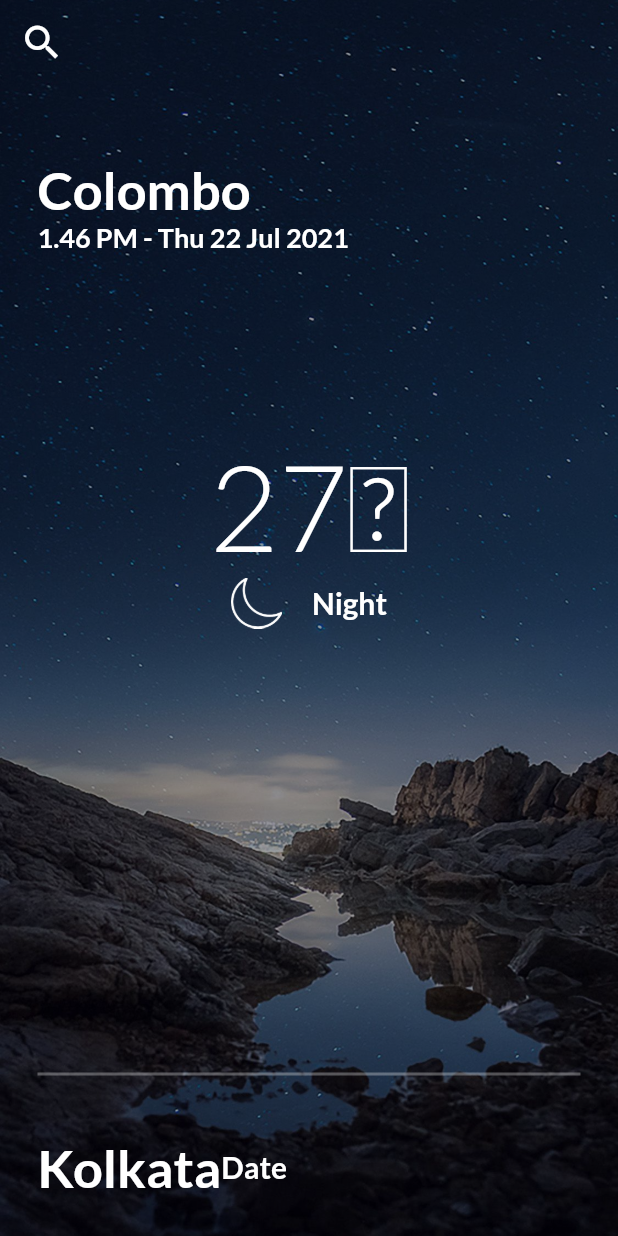
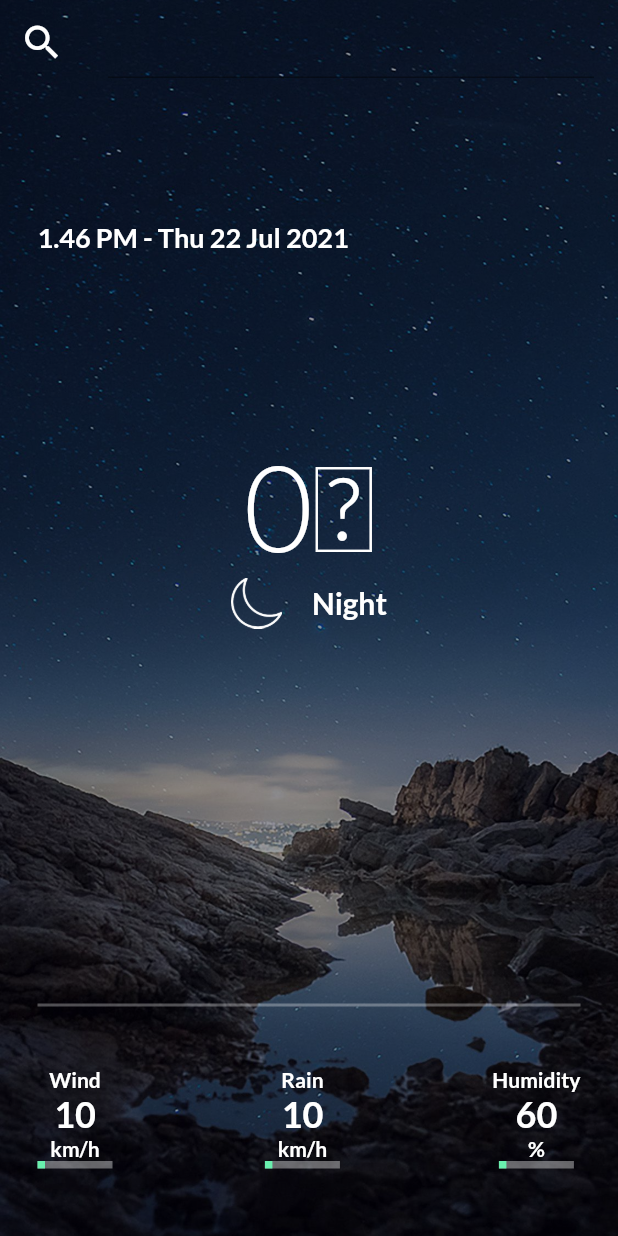
Before and after one commit to avishka-deshan/Clitell-Weather-App-Flutter-V1, a Flutter app: the screen it shows after launch, after a tap on the "search" icon, on a phone screen of 412 x 824 dp. Run offline on Flutter 3.47's test engine with Material 2 defaults, Android fonts, the phone set to English and light mode, and no system bars; our stand-ins replace google_fonts; network calls fail; project files that could hold a hidden picture were left out.

Commit message:
functionality + UI update

```diff
--- /dev/null
+++ b/weather_app/lib/data_management.dart
@@ -0,0 +1,25 @@
+import 'dart:convert';
+
+import 'package:http/http.dart' as http;
+import 'package:weather_app/weather_response.dart';
+
+class DataManagement {
+  Future<CityResponse> getWeather(String city) async {
+    //api.openweathermap.org/data/2.5/weather?q={city name}&appid={API key}
+
+    final queryParameters = {
+      'q': city,
+      'appid': '8f33a655c7e0a04c484d6e589c4c6637'
+    };
+
+    final uri = Uri.https(
+        'api.openweathermap.org', '/data/2.5/weather', queryParameters);
+
+    print(uri);
+
+    final response = await http.get(uri);
+    print(response.body);
+    final json = jsonDecode(response.body);
+    return CityResponse.fromJson(json);
+  }
+}
--- a/weather_app/lib/screens/weather_page.dart
+++ b/weather_app/lib/screens/weather_page.dart
@@ -1,6 +1,8 @@
 import 'package:flutter/cupertino.dart';
 import 'package:flutter/material.dart';
-import 'package:google_fonts/google_fonts.dart';
+import 'package:weather_app/data_management.dart';
+import 'package:weather_app/weather_response.dart';
+import 'package:weather_app/widgets/weather_widget.dart';
 
 class WeatherPage extends StatefulWidget {
   @override
@@ -8,17 +10,34 @@ class WeatherPage extends StatefulWidget {
 }
 
 class _WeatherPageState extends State<WeatherPage> {
+  String bgImage = '';
+  bool typing = false;
+  String searchText = 'Colombo';
+  String cityName = '';
+  int temperature = 0;
+
   @override
   Widget build(BuildContext context) {
     return Scaffold(
+      resizeToAvoidBottomInset: false,
       extendBodyBehindAppBar: true,
       appBar: AppBar(
         backgroundColor: Colors.transparent,
         elevation: 0,
+        title: TextField(
+          style: TextStyle(color: Colors.white),
+          onChanged: (value) {
+            setState(() {
+              searchText = value;
+            });
+          },
+        ),
         leading: IconButton(
           icon: Icon(Icons.search),
           iconSize: 30,
-          onPressed: () {},
+          onPressed: () {
+            search(searchText);
+          },
         ),
       ),
       body: Container(
@@ -33,112 +52,21 @@ class _WeatherPageState extends State<WeatherPage> {
             Container(
               decoration: BoxDecoration(color: Colors.black38),
             ),
-            Container(
-                padding: EdgeInsets.all(25),
-                child: Column(
-                  crossAxisAlignment: CrossAxisAlignment.start,
-                  mainAxisAlignment: MainAxisAlignment.spaceBetween,
-                  children: [
-                    Expanded(
-                      child: Column(
-                        crossAxisAlignment: CrossAxisAlignment.start,
-                        children: [
-                          Column(
-                            crossAxisAlignment: CrossAxisAlignment.start,
-                            children: [
-                              SizedBox(
-                                height: 80,
-                              ),
-                              Text(
-                                "Colombo",
-                                style: GoogleFonts.lato(
-                                  fontSize: 35,
-                                  fontWeight: FontWeight.bold,
-                                  color: Colors.white,
-                                ),
-                              ),
-                              Text("1.46 PM - Thu 22 Jul 2021",
-                                  style: GoogleFonts.lato(
-                                    fontSize: 18,
-                                    fontWeight: FontWeight.bold,
-                                    color: Colors.white,
-                                  )),
-                            ],
-                          ),
-                          SizedBox(height: 120,),
-                          Column(
-                            crossAxisAlignment: CrossAxisAlignment.center,
-                            children: [
-                              Text(
-                                "27\u2103",
-                                style: GoogleFonts.lato(
-                                  fontSize: 80,
-                                  fontWeight: FontWeight.w300,
-                                  color: Colors.white,
-                                ),
-                              ),
-                              Row(
-                                mainAxisAlignment: MainAxisAlignment.center,
-                                children: [
-                                  Image.asset(
-                                      "assets/images/moon.png",
-                                    width: 34,
-                                    height: 34,
-                                    color: Colors.white,
-                                  ),
-                                  SizedBox(width: 20,),
-                                  Text("Night",
-                                      style: GoogleFonts.lato(
-                                        fontSize: 20,
-                                        fontWeight: FontWeight.bold,
-                                        color: Colors.white,
-                                      )),
-                                ],
-                              ),
-                            ],
-                          )
-
-                        ],
-                      ),
-                    ),
-                    Column(
-                      crossAxisAlignment: CrossAxisAlignment.start,
-                      children: [
-                        Container(
-                          margin: EdgeInsets.symmetric(vertical: 40),
-                          decoration: BoxDecoration(
-                            border: Border.all(
-                              color: Colors.white30,
-                            )
-                          ),
-                        ),
-                        Row(
-                          children: [
-                            Text(
-                              "Kolkata",
-                              style: GoogleFonts.lato(
-                                fontSize: 35,
-                                fontWeight: FontWeight.bold,
-                                color: Colors.white,
-                              ),
-                            ),
-                            Text("Date",
-                                style: GoogleFonts.lato(
-                                  fontSize: 20,
-                                  fontWeight: FontWeight.bold,
-                                  color: Colors.white,
-                                )),
-                          ],
-                        )
-                      ],
-                    )
-                  ],
-                ),
-            )
+            WeatherWidget(cityName, temperature),
           ],
         ),
       ),
     );
+  }
+
+  void search(String searchText) async {
+    CityResponse cityResponse;
+    final response = await DataManagement().getWeather(searchText);
+    setState(() {
+      cityResponse = response;
+      cityName = cityResponse.cityName;
+      temperature = cityResponse.temperature.temperature;
+    });
   }
 }
 
--- /dev/null
+++ b/weather_app/lib/weather_response.dart
@@ -0,0 +1,31 @@
+import 'dart:convert';
+
+import 'package:flutter/foundation.dart';
+
+class CityResponse {
+  final String cityName;
+  final TempResponse temperature;
+
+  CityResponse(this.cityName, this.temperature);
+
+  factory CityResponse.fromJson(Map<String, dynamic> json) {
+    final cityName = json['name'];
+    final tempJson = json['main'];
+    final temperature = TempResponse.fromJson(tempJson);
+    print(cityName);
+    return CityResponse(cityName, temperature);
+  }
+}
+
+class TempResponse {
+  final int temperature;
+
+  TempResponse(this.temperature);
+
+  factory TempResponse.fromJson(Map<String, dynamic> json) {
+    final double kTemperature = json['temp'];
+    final int temperature = kTemperature.toInt() - 273;
+    print(temperature);
+    return TempResponse(temperature);
+  }
+}
--- /dev/null
+++ b/weather_app/lib/widgets/weather_widget.dart
@@ -0,0 +1,227 @@
+import 'package:flutter/material.dart';
+import 'package:google_fonts/google_fonts.dart';
+import 'package:weather_app/screens/weather_page.dart';
+import 'package:weather_app/weather_response.dart';
+import '../data_management.dart';
+
+class WeatherWidget extends StatelessWidget {
+  String cityName = "";
+  int temperature = 0;
+
+  WeatherWidget(String cityName, int temp) {
+    this.cityName = cityName;
+    this.temperature = temp;
+  }
+
+  @override
+  Widget build(BuildContext context) {
+    return Container(
+      padding: EdgeInsets.all(25),
+      child: Column(
+        crossAxisAlignment: CrossAxisAlignment.start,
+        mainAxisAlignment: MainAxisAlignment.spaceBetween,
+        children: [
+          Expanded(
+            child: Column(
+              crossAxisAlignment: CrossAxisAlignment.start,
+              children: [
+                Column(
+                  crossAxisAlignment: CrossAxisAlignment.start,
+                  children: [
+                    SizedBox(
+                      height: 80,
+                    ),
+                    Text(
+                      cityName,
+                      style: GoogleFonts.lato(
+                        fontSize: 35,
+                        fontWeight: FontWeight.bold,
+                        color: Colors.white,
+                      ),
+                    ),
+                    Text("1.46 PM - Thu 22 Jul 2021",
+                        style: GoogleFonts.lato(
+                          fontSize: 18,
+                          fontWeight: FontWeight.bold,
+                          color: Colors.white,
+                        )),
+                  ],
+                ),
+                SizedBox(
+                  height: 120,
+                ),
+                Column(
+                  crossAxisAlignment: CrossAxisAlignment.center,
+                  children: [
+                    Text(
+                      temperature.toString() + "\u2103",
+                      style: GoogleFonts.lato(
+                        fontSize: 80,
+                        fontWeight: FontWeight.w300,
+                        color: Colors.white,
+                      ),
+                    ),
+                    Row(
+                      mainAxisAlignment: MainAxisAlignment.center,
+                      children: [
+                        Image.asset(
+                          "assets/images/moon.png",
+                          width: 34,
+                          height: 34,
+                          color: Colors.white,
+                        ),
+                        SizedBox(
+                          width: 20,
+                        ),
+                        Text("Night",
+                            style: GoogleFonts.lato(
+                              fontSize: 20,
+                              fontWeight: FontWeight.bold,
+                              color: Colors.white,
+                            )),
+                      ],
+                    ),
+                  ],
+                )
+              ],
+            ),
+          ),
+          Column(
+            crossAxisAlignment: CrossAxisAlignment.start,
+            children: [
+              Container(
+                margin: EdgeInsets.symmetric(vertical: 40),
+                decoration: BoxDecoration(
+                    border: Border.all(
+                  color: Colors.white30,
+                )),
+              ),
+              Padding(
+                padding: const EdgeInsets.fromLTRB(0, 0, 0, 20),
+                child: Row(
+                  mainAxisAlignment: MainAxisAlignment.spaceBetween,
+                  children: [
+                    Column(
+                      children: [
+                        Text(
+                          "Wind",
+                          style: GoogleFonts.lato(
+                            fontSize: 14,
+                            fontWeight: FontWeight.bold,
+                            color: Colors.white,
+                          ),
+                        ),
+                        Text("10",
+                            style: GoogleFonts.lato(
+                              fontSize: 24,
+                              fontWeight: FontWeight.bold,
+                              color: Colors.white,
+                            )),
+                        Text("km/h",
+                            style: GoogleFonts.lato(
+                              fontSize: 14,
+                              fontWeight: FontWeight.bold,
+                              color: Colors.white,
+                            )),
+                        Stack(
+                          children: [
+                            Container(
+                              width: 50,
+                              height: 5,
+                              color: Colors.white38,
+                            ),
+                            Container(
+                              width: 5,
+                              height: 5,
+                              color: Colors.greenAccent,
+                            )
+                          ],
+                        )
+                      ],
+                    ),
+                    Column(
+                      children: [
+                        Text(
+                          "Rain",
+                          style: GoogleFonts.lato(
+                            fontSize: 14,
+                            fontWeight: FontWeight.bold,
+                            color: Colors.white,
+                          ),
+                        ),
+                        Text("10",
+                            style: GoogleFonts.lato(
+                              fontSize: 24,
+                              fontWeight: FontWeight.bold,
+                              color: Colors.white,
+                            )),
+                        Text("km/h",
+                            style: GoogleFonts.lato(
+                              fontSize: 14,
+                              fontWeight: FontWeight.bold,
+                              color: Colors.white,
+                            )),
+                        Stack(
+                          children: [
+                            Container(
+                              width: 50,
+                              height: 5,
+                              color: Colors.white38,
+                            ),
+                            Container(
+                              width: 5,
+                              height: 5,
+                              color: Colors.greenAccent,
+                            )
+                          ],
+                        )
+                      ],
+                    ),
+                    Column(
+                      children: [
+                        Text(
+                          "Humidity",
+                          style: GoogleFonts.lato(
+                            fontSize: 14,
+                            fontWeight: FontWeight.bold,
+                            color: Colors.white,
+                          ),
+                        ),
+                        Text("60",
+                            style: GoogleFonts.lato(
+                              fontSize: 24,
+                              fontWeight: FontWeight.bold,
+                              color: Colors.white,
+                            )),
+                        Text("%",
+                            style: GoogleFonts.lato(
+                              fontSize: 14,
+                              fontWeight: FontWeight.bold,
+                              color: Colors.white,
+                            )),
+                        Stack(
+                          children: [
+                            Container(
+                              width: 50,
+                              height: 5,
+                              color: Colors.white38,
+                            ),
+                            Container(
+                              width: 5,
+                              height: 5,
+                              color: Colors.greenAccent,
+                            )
+                          ],
+                        )
+                      ],
+                    )
+                  ],
+                ),
+              )
+            ],
+          )
+        ],
+      ),
+    );
+  }
+}
--- a/weather_app/pubspec.yaml
+++ b/weather_app/pubspec.yaml
@@ -28,6 +28,7 @@ dependencies:
   # The following adds the Cupertino Icons font to your application.
   # Use with the CupertinoIcons class for iOS style icons.
   cupertino_icons: ^1.0.2
+  http: ^0.13.3
   google_fonts: ^2.1.0
   flutter_svg: ^0.22.0-nullsafety.3
 
```
Also changed, not shown: weather_app/pubspec.lock.
